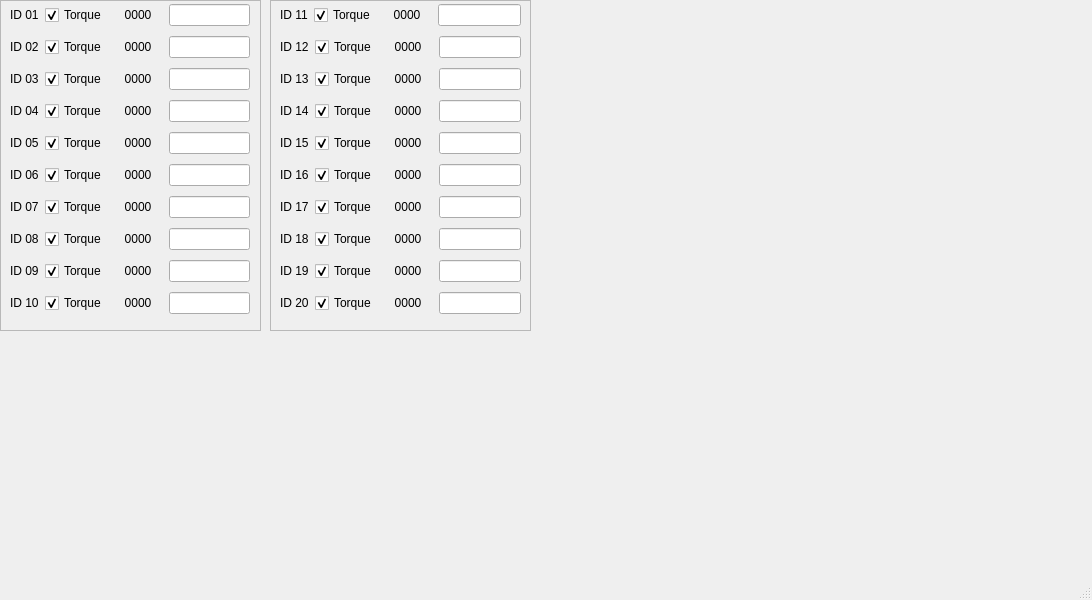
Old version of the form src/gui/src/main_window.ui in the repository RoboFEI/RoboFEI-HT_2023_SOFTWARE.
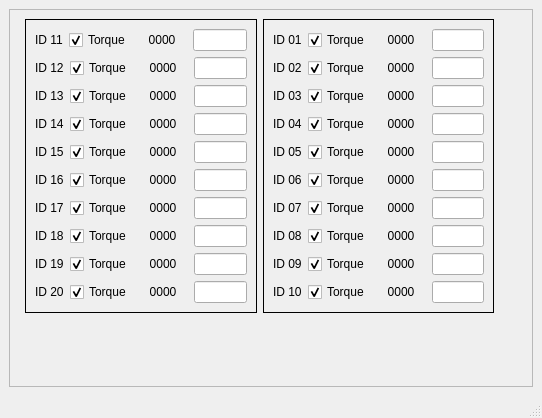
New version of the form.

The edit to the form file:
```diff
--- a/src/gui/src/main_window.ui
+++ b/src/gui/src/main_window.ui
@@ -6,541 +6,36 @@
    <rect>
     <x>0</x>
     <y>0</y>
-    <width>1092</width>
-    <height>600</height>
+    <width>542</width>
+    <height>418</height>
    </rect>
   </property>
   <property name="windowTitle">
    <string>MainWindow</string>
   </property>
   <widget class="QWidget" name="centralwidget">
-   <widget class="QFrame" name="frame_2">
-    <property name="geometry">
-     <rect>
-      <x>270</x>
-      <y>0</y>
-      <width>261</width>
-      <height>331</height>
-     </rect>
-    </property>
-    <property name="frameShape">
-     <enum>QFrame::StyledPanel</enum>
-    </property>
-    <property name="frameShadow">
-     <enum>QFrame::Raised</enum>
-    </property>
-    <widget class="QWidget" name="verticalLayoutWidget_2">
-     <property name="geometry">
-      <rect>
-       <x>10</x>
-       <y>0</y>
-       <width>241</width>
-       <height>326</height>
-      </rect>
-     </property>
-     <layout class="QVBoxLayout" name="verticalLayout_2">
-      <item>
-       <layout class="QHBoxLayout" name="horizontalLayout_11">
-        <item>
-         <widget class="QLabel" name="label_id_11">
-          <property name="text">
-           <string>ID 11</string>
-          </property>
-         </widget>
-        </item>
-        <item>
-         <widget class="QCheckBox" name="torque_id_11">
-          <property name="enabled">
-           <bool>true</bool>
-          </property>
-          <property name="text">
-           <string>Torque</string>
-          </property>
-          <property name="checked">
-           <bool>true</bool>
-          </property>
-         </widget>
-        </item>
-        <item>
-         <widget class="QLabel" name="label_11">
-          <property name="minimumSize">
-           <size>
-            <width>50</width>
-            <height>0</height>
-           </size>
-          </property>
-          <property name="layoutDirection">
-           <enum>Qt::LeftToRight</enum>
-          </property>
-          <property name="text">
-           <string>0000</string>
-          </property>
-          <property name="alignment">
-           <set>Qt::AlignCenter</set>
-          </property>
-         </widget>
-        </item>
-        <item>
-         <widget class="QLineEdit" name="pos_id_11">
-          <property name="inputMethodHints">
-           <set>Qt::ImhNone</set>
-          </property>
-          <property name="maxLength">
-           <number>4</number>
-          </property>
-         </widget>
-        </item>
-       </layout>
-      </item>
-      <item>
-       <layout class="QHBoxLayout" name="horizontalLayout_12">
-        <item>
-         <widget class="QLabel" name="label_id_12">
-          <property name="text">
-           <string>ID 12</string>
-          </property>
-         </widget>
-        </item>
-        <item>
-         <widget class="QCheckBox" name="torque_id_12">
-          <property name="text">
-           <string>Torque</string>
-          </property>
-          <property name="checked">
-           <bool>true</bool>
-          </property>
-         </widget>
-        </item>
-        <item>
-         <widget class="QLabel" name="label_12">
-          <property name="minimumSize">
-           <size>
-            <width>50</width>
-            <height>0</height>
-           </size>
-          </property>
-          <property name="layoutDirection">
-           <enum>Qt::LeftToRight</enum>
-          </property>
-          <property name="text">
-           <string>0000</string>
-          </property>
-          <property name="alignment">
-           <set>Qt::AlignCenter</set>
-          </property>
-         </widget>
-        </item>
-        <item>
-         <widget class="QLineEdit" name="pos_id_12">
-          <property name="inputMethodHints">
-           <set>Qt::ImhNone</set>
-          </property>
-         </widget>
-        </item>
-       </layout>
-      </item>
-      <item>
-       <layout class="QHBoxLayout" name="horizontalLayout_13">
-        <item>
-         <widget class="QLabel" name="label_id_13">
-          <property name="text">
-           <string>ID 13</string>
-          </property>
-         </widget>
-        </item>
-        <item>
-         <widget class="QCheckBox" name="torque_id_13">
-          <property name="text">
-           <string>Torque</string>
-          </property>
-          <property name="checked">
-           <bool>true</bool>
-          </property>
-         </widget>
-        </item>
-        <item>
-         <widget class="QLabel" name="label_13">
-          <property name="minimumSize">
-           <size>
-            <width>50</width>
-            <height>0</height>
-           </size>
-          </property>
-          <property name="layoutDirection">
-           <enum>Qt::LeftToRight</enum>
-          </property>
-          <property name="text">
-           <string>0000</string>
-          </property>
-          <property name="alignment">
-           <set>Qt::AlignCenter</set>
-          </property>
-         </widget>
-        </item>
-        <item>
-         <widget class="QLineEdit" name="pos_id_13">
-          <property name="inputMethodHints">
-           <set>Qt::ImhNone</set>
-          </property>
-         </widget>
-        </item>
-       </layout>
-      </item>
-      <item>
-       <layout class="QHBoxLayout" name="horizontalLayout_14">
-        <item>
-         <widget class="QLabel" name="label_id_14">
-          <property name="text">
-           <string>ID 14</string>
-          </property>
-         </widget>
-        </item>
-        <item>
-         <widget class="QCheckBox" name="torque_id_14">
-          <property name="text">
-           <string>Torque</string>
-          </property>
-          <property name="checked">
-           <bool>true</bool>
-          </property>
-         </widget>
-        </item>
-        <item>
-         <widget class="QLabel" name="label_14">
-          <property name="minimumSize">
-           <size>
-            <width>50</width>
-            <height>0</height>
-           </size>
-          </property>
-          <property name="layoutDirection">
-           <enum>Qt::LeftToRight</enum>
-          </property>
-          <property name="text">
-           <string>0000</string>
-          </property>
-          <property name="alignment">
-           <set>Qt::AlignCenter</set>
-          </property>
-         </widget>
-        </item>
-        <item>
-         <widget class="QLineEdit" name="pos_id_14">
-          <property name="inputMethodHints">
-           <set>Qt::ImhNone</set>
-          </property>
-         </widget>
-        </item>
-       </layout>
-      </item>
-      <item>
-       <layout class="QHBoxLayout" name="horizontalLayout_15">
-        <item>
-         <widget class="QLabel" name="label_id_15">
-          <property name="text">
-           <string>ID 15</string>
-          </property>
-         </widget>
-        </item>
-        <item>
-         <widget class="QCheckBox" name="torque_id_15">
-          <property name="text">
-           <string>Torque</string>
-          </property>
-          <property name="checked">
-           <bool>true</bool>
-          </property>
-         </widget>
-        </item>
-        <item>
-         <widget class="QLabel" name="label_15">
-          <property name="minimumSize">
-           <size>
-            <width>50</width>
-            <height>0</height>
-           </size>
-          </property>
-          <property name="layoutDirection">
-           <enum>Qt::LeftToRight</enum>
-          </property>
-          <property name="text">
-           <string>0000</string>
-          </property>
-          <property name="alignment">
-           <set>Qt::AlignCenter</set>
-          </property>
-         </widget>
-        </item>
-        <item>
-         <widget class="QLineEdit" name="pos_id_15">
-          <property name="inputMethodHints">
-           <set>Qt::ImhNone</set>
-          </property>
-         </widget>
-        </item>
-       </layout>
-      </item>
-      <item>
-       <layout class="QHBoxLayout" name="horizontalLayout_16">
-        <item>
-         <widget class="QLabel" name="label_id_16">
-          <property name="text">
-           <string>ID 16</string>
-          </property>
-         </widget>
-        </item>
-        <item>
-         <widget class="QCheckBox" name="torque_id_16">
-          <property name="text">
-           <string>Torque</string>
-          </property>
-          <property name="checked">
-           <bool>true</bool>
-          </property>
-         </widget>
-        </item>
-        <item>
-         <widget class="QLabel" name="label_16">
-          <property name="minimumSize">
-           <size>
-            <width>50</width>
-            <height>0</height>
-           </size>
-          </property>
-          <property name="layoutDirection">
-           <enum>Qt::LeftToRight</enum>
-          </property>
-          <property name="text">
-           <string>0000</string>
-          </property>
-          <property name="alignment">
-           <set>Qt::AlignCenter</set>
-          </property>
-         </widget>
-        </item>
-        <item>
-         <widget class="QLineEdit" name="pos_id_16">
-          <property name="inputMethodHints">
-           <set>Qt::ImhNone</set>
-          </property>
-         </widget>
-        </item>
-       </layout>
-      </item>
-      <item>
-       <layout class="QHBoxLayout" name="horizontalLayout_17">
-        <item>
-         <widget class="QLabel" name="label_id_17">
-          <property name="text">
-           <string>ID 17</string>
-          </property>
-         </widget>
-        </item>
-        <item>
-         <widget class="QCheckBox" name="torque_id_17">
-          <property name="text">
-           <string>Torque</string>
-          </property>
-          <property name="checked">
-           <bool>true</bool>
-          </property>
-         </widget>
-        </item>
-        <item>
-         <widget class="QLabel" name="label_17">
-          <property name="minimumSize">
-           <size>
-            <width>50</width>
-            <height>0</height>
-           </size>
-          </property>
-          <property name="layoutDirection">
-           <enum>Qt::LeftToRight</enum>
-          </property>
-          <property name="text">
-           <string>0000</string>
-          </property>
-          <property name="alignment">
-           <set>Qt::AlignCenter</set>
-          </property>
-         </widget>
-        </item>
-        <item>
-         <widget class="QLineEdit" name="pos_id_17">
-          <property name="inputMethodHints">
-           <set>Qt::ImhNone</set>
-          </property>
-         </widget>
-        </item>
-       </layout>
-      </item>
-      <item>
-       <layout class="QHBoxLayout" name="horizontalLayout_18">
-        <item>
-         <widget class="QLabel" name="label_id_18">
-          <property name="text">
-           <string>ID 18</string>
-          </property>
-         </widget>
-        </item>
-        <item>
-         <widget class="QCheckBox" name="torque_id_18">
-          <property name="text">
-           <string>Torque</string>
-          </property>
-          <property name="checked">
-           <bool>true</bool>
-          </property>
-         </widget>
-        </item>
-        <item>
-         <widget class="QLabel" name="label_18">
-          <property name="minimumSize">
-           <size>
-            <width>50</width>
-            <height>0</height>
-           </size>
-          </property>
-          <property name="layoutDirection">
-           <enum>Qt::LeftToRight</enum>
-          </property>
-          <property name="text">
-           <string>0000</string>
-          </property>
-          <property name="alignment">
-           <set>Qt::AlignCenter</set>
-          </property>
-         </widget>
-        </item>
-        <item>
-         <widget class="QLineEdit" name="pos_id_18">
-          <property name="inputMethodHints">
-           <set>Qt::ImhNone</set>
-          </property>
-         </widget>
-        </item>
-       </layout>
-      </item>
-      <item>
-       <layout class="QHBoxLayout" name="horizontalLayout_19">
-        <item>
-         <widget class="QLabel" name="label_id_19">
-          <property name="text">
-           <string>ID 19</string>
-          </property>
-         </widget>
-        </item>
-        <item>
-         <widget class="QCheckBox" name="torque_id_19">
-          <property name="text">
-           <string>Torque</string>
-          </property>
-          <property name="checked">
-           <bool>true</bool>
-          </property>
-         </widget>
-        </item>
-        <item>
-         <widget class="QLabel" name="label_19">
-          <property name="minimumSize">
-           <size>
-            <width>50</width>
-            <height>0</height>
-           </size>
-          </property>
-          <property name="layoutDirection">
-           <enum>Qt::LeftToRight</enum>
-          </property>
-          <property name="text">
-           <string>0000</string>
-          </property>
-          <property name="alignment">
-           <set>Qt::AlignCenter</set>
-          </property>
-         </widget>
-        </item>
-        <item>
-         <widget class="QLineEdit" name="pos_id_19">
-          <property name="inputMethodHints">
-           <set>Qt::ImhNone</set>
-          </property>
-         </widget>
-        </item>
-       </layout>
-      </item>
-      <item>
-       <layout class="QHBoxLayout" name="horizontalLayout_20">
-        <item>
-         <widget class="QLabel" name="label_id_20">
-          <property name="text">
-           <string>ID 20</string>
-          </property>
-         </widget>
-        </item>
-        <item>
-         <widget class="QCheckBox" name="torque_id_20">
-          <property name="text">
-           <string>Torque</string>
-          </property>
-          <property name="checked">
-           <bool>true</bool>
-          </property>
-         </widget>
-        </item>
-        <item>
-         <widget class="QLabel" name="label_20">
-          <property name="minimumSize">
-           <size>
-            <width>50</width>
-            <height>0</height>
-           </size>
-          </property>
-          <property name="layoutDirection">
-           <enum>Qt::LeftToRight</enum>
-          </property>
-          <property name="text">
-           <string>0000</string>
-          </property>
-          <property name="alignment">
-           <set>Qt::AlignCenter</set>
-          </property>
-         </widget>
-        </item>
-        <item>
-         <widget class="QLineEdit" name="pos_id_20">
-          <property name="inputMethodHints">
-           <set>Qt::ImhNone</set>
-          </property>
-         </widget>
-        </item>
-       </layout>
-      </item>
-     </layout>
-    </widget>
-   </widget>
+   <layout class="QGridLayout" name="gridLayout">
+    <item row="0" column="0">
    <widget class="QFrame" name="frame_3">
-    <property name="geometry">
-     <rect>
-      <x>0</x>
-      <y>0</y>
-      <width>261</width>
-      <height>331</height>
-     </rect>
-    </property>
     <property name="frameShape">
      <enum>QFrame::StyledPanel</enum>
     </property>
     <property name="frameShadow">
      <enum>QFrame::Raised</enum>
     </property>
-    <widget class="QWidget" name="verticalLayoutWidget">
-     <property name="geometry">
-      <rect>
-       <x>10</x>
-       <y>0</y>
-       <width>240</width>
-       <height>326</height>
-      </rect>
+      <layout class="QFormLayout" name="formLayout">
+       <item row="0" column="1">
+        <layout class="QGridLayout" name="gridLayout_2">
+         <item row="0" column="1">
+          <widget class="QFrame" name="verticalFrame">
+           <property name="maximumSize">
+            <size>
+             <width>243</width>
+             <height>329</height>
+            </size>
+           </property>
+           <property name="frameShape">
+            <enum>QFrame::Box</enum>
      </property>
      <layout class="QVBoxLayout" name="verticalLayout">
       <item>
@@ -1075,16 +570,46 @@
       </item>
      </layout>
     </widget>
-   </widget>
-   <widget class="QLabel" name="label_saida">
-    <property name="geometry">
-     <rect>
-      <x>50</x>
-      <y>440</y>
-      <width>911</width>
-      <height>25</height>
-     </rect>
-    </property>
+         </item>
+         <item row="0" column="0">
+          <widget class="QFrame" name="verticalFrame_2">
+           <property name="maximumSize">
+            <size>
+             <width>243</width>
+             <height>329</height>
+            </size>
+           </property>
+           <property name="frameShape">
+            <enum>QFrame::Box</enum>
+           </property>
+           <property name="frameShadow">
+            <enum>QFrame::Plain</enum>
+           </property>
+           <layout class="QVBoxLayout" name="verticalLayout_2">
+            <item>
+             <layout class="QHBoxLayout" name="horizontalLayout_11">
+              <item>
+               <widget class="QLabel" name="label_id_11">
+                <property name="text">
+                 <string>ID 11</string>
+                </property>
+               </widget>
+              </item>
+              <item>
+               <widget class="QCheckBox" name="torque_id_11">
+                <property name="enabled">
+                 <bool>true</bool>
+                </property>
+                <property name="text">
+                 <string>Torque</string>
+                </property>
+                <property name="checked">
+                 <bool>true</bool>
+                </property>
+               </widget>
+              </item>
+              <item>
+               <widget class="QLabel" name="label_11">
     <property name="minimumSize">
      <size>
       <width>50</width>
@@ -1095,12 +620,470 @@
      <enum>Qt::LeftToRight</enum>
     </property>
     <property name="text">
-     <string/>
+                 <string>0000</string>
     </property>
     <property name="alignment">
      <set>Qt::AlignCenter</set>
     </property>
    </widget>
+              </item>
+              <item>
+               <widget class="QLineEdit" name="pos_id_11">
+                <property name="inputMethodHints">
+                 <set>Qt::ImhNone</set>
+                </property>
+                <property name="maxLength">
+                 <number>4</number>
+                </property>
+               </widget>
+              </item>
+             </layout>
+            </item>
+            <item>
+             <layout class="QHBoxLayout" name="horizontalLayout_12">
+              <item>
+               <widget class="QLabel" name="label_id_12">
+                <property name="text">
+                 <string>ID 12</string>
+                </property>
+               </widget>
+              </item>
+              <item>
+               <widget class="QCheckBox" name="torque_id_12">
+                <property name="text">
+                 <string>Torque</string>
+                </property>
+                <property name="checked">
+                 <bool>true</bool>
+                </property>
+               </widget>
+              </item>
+              <item>
+               <widget class="QLabel" name="label_12">
+                <property name="minimumSize">
+                 <size>
+                  <width>50</width>
+                  <height>0</height>
+                 </size>
+                </property>
+                <property name="layoutDirection">
+                 <enum>Qt::LeftToRight</enum>
+                </property>
+                <property name="text">
+                 <string>0000</string>
+                </property>
+                <property name="alignment">
+                 <set>Qt::AlignCenter</set>
+                </property>
+               </widget>
+              </item>
+              <item>
+               <widget class="QLineEdit" name="pos_id_12">
+                <property name="inputMethodHints">
+                 <set>Qt::ImhNone</set>
+                </property>
+               </widget>
+              </item>
+             </layout>
+            </item>
+            <item>
+             <layout class="QHBoxLayout" name="horizontalLayout_13">
+              <item>
+               <widget class="QLabel" name="label_id_13">
+                <property name="text">
+                 <string>ID 13</string>
+                </property>
+               </widget>
+              </item>
+              <item>
+               <widget class="QCheckBox" name="torque_id_13">
+                <property name="text">
+                 <string>Torque</string>
+                </property>
+                <property name="checked">
+                 <bool>true</bool>
+                </property>
+               </widget>
+              </item>
+              <item>
+               <widget class="QLabel" name="label_13">
+                <property name="minimumSize">
+                 <size>
+                  <width>50</width>
+                  <height>0</height>
+                 </size>
+                </property>
+                <property name="layoutDirection">
+                 <enum>Qt::LeftToRight</enum>
+                </property>
+                <property name="text">
+                 <string>0000</string>
+                </property>
+                <property name="alignment">
+                 <set>Qt::AlignCenter</set>
+                </property>
+               </widget>
+              </item>
+              <item>
+               <widget class="QLineEdit" name="pos_id_13">
+                <property name="inputMethodHints">
+                 <set>Qt::ImhNone</set>
+                </property>
+               </widget>
+              </item>
+             </layout>
+            </item>
+            <item>
+             <layout class="QHBoxLayout" name="horizontalLayout_14">
+              <item>
+               <widget class="QLabel" name="label_id_14">
+                <property name="text">
+                 <string>ID 14</string>
+                </property>
+               </widget>
+              </item>
+              <item>
+               <widget class="QCheckBox" name="torque_id_14">
+                <property name="text">
+                 <string>Torque</string>
+                </property>
+                <property name="checked">
+                 <bool>true</bool>
+                </property>
+               </widget>
+              </item>
+              <item>
+               <widget class="QLabel" name="label_14">
+                <property name="minimumSize">
+                 <size>
+                  <width>50</width>
+                  <height>0</height>
+                 </size>
+                </property>
+                <property name="layoutDirection">
+                 <enum>Qt::LeftToRight</enum>
+                </property>
+                <property name="text">
+                 <string>0000</string>
+                </property>
+                <property name="alignment">
+                 <set>Qt::AlignCenter</set>
+                </property>
+               </widget>
+              </item>
+              <item>
+               <widget class="QLineEdit" name="pos_id_14">
+                <property name="inputMethodHints">
+                 <set>Qt::ImhNone</set>
+                </property>
+               </widget>
+              </item>
+             </layout>
+            </item>
+            <item>
+             <layout class="QHBoxLayout" name="horizontalLayout_15">
+              <item>
+               <widget class="QLabel" name="label_id_15">
+                <property name="text">
+                 <string>ID 15</string>
+                </property>
+               </widget>
+              </item>
+              <item>
+               <widget class="QCheckBox" name="torque_id_15">
+                <property name="text">
+                 <string>Torque</string>
+                </property>
+                <property name="checked">
+                 <bool>true</bool>
+                </property>
+               </widget>
+              </item>
+              <item>
+               <widget class="QLabel" name="label_15">
+                <property name="minimumSize">
+                 <size>
+                  <width>50</width>
+                  <height>0</height>
+                 </size>
+                </property>
+                <property name="layoutDirection">
+                 <enum>Qt::LeftToRight</enum>
+                </property>
+                <property name="text">
+                 <string>0000</string>
+                </property>
+                <property name="alignment">
+                 <set>Qt::AlignCenter</set>
+                </property>
+               </widget>
+              </item>
+              <item>
+               <widget class="QLineEdit" name="pos_id_15">
+                <property name="inputMethodHints">
+                 <set>Qt::ImhNone</set>
+                </property>
+               </widget>
+              </item>
+             </layout>
+            </item>
+            <item>
+             <layout class="QHBoxLayout" name="horizontalLayout_16">
+              <item>
+               <widget class="QLabel" name="label_id_16">
+                <property name="text">
+                 <string>ID 16</string>
+                </property>
+               </widget>
+              </item>
+              <item>
+               <widget class="QCheckBox" name="torque_id_16">
+                <property name="text">
+                 <string>Torque</string>
+                </property>
+                <property name="checked">
+                 <bool>true</bool>
+                </property>
+               </widget>
+              </item>
+              <item>
+               <widget class="QLabel" name="label_16">
+                <property name="minimumSize">
+                 <size>
+                  <width>50</width>
+                  <height>0</height>
+                 </size>
+                </property>
+                <property name="layoutDirection">
+                 <enum>Qt::LeftToRight</enum>
+                </property>
+                <property name="text">
+                 <string>0000</string>
+                </property>
+                <property name="alignment">
+                 <set>Qt::AlignCenter</set>
+                </property>
+               </widget>
+              </item>
+              <item>
+               <widget class="QLineEdit" name="pos_id_16">
+                <property name="inputMethodHints">
+                 <set>Qt::ImhNone</set>
+                </property>
+               </widget>
+              </item>
+             </layout>
+            </item>
+            <item>
+             <layout class="QHBoxLayout" name="horizontalLayout_17">
+              <item>
+               <widget class="QLabel" name="label_id_17">
+                <property name="text">
+                 <string>ID 17</string>
+                </property>
+               </widget>
+              </item>
+              <item>
+               <widget class="QCheckBox" name="torque_id_17">
+                <property name="text">
+                 <string>Torque</string>
+                </property>
+                <property name="checked">
+                 <bool>true</bool>
+                </property>
+               </widget>
+              </item>
+              <item>
+               <widget class="QLabel" name="label_17">
+                <property name="minimumSize">
+                 <size>
+                  <width>50</width>
+                  <height>0</height>
+                 </size>
+                </property>
+                <property name="layoutDirection">
+                 <enum>Qt::LeftToRight</enum>
+                </property>
+                <property name="text">
+                 <string>0000</string>
+                </property>
+                <property name="alignment">
+                 <set>Qt::AlignCenter</set>
+                </property>
+               </widget>
+              </item>
+              <item>
+               <widget class="QLineEdit" name="pos_id_17">
+                <property name="inputMethodHints">
+                 <set>Qt::ImhNone</set>
+                </property>
+               </widget>
+              </item>
+             </layout>
+            </item>
+            <item>
+             <layout class="QHBoxLayout" name="horizontalLayout_18">
+              <item>
+               <widget class="QLabel" name="label_id_18">
+                <property name="text">
+                 <string>ID 18</string>
+                </property>
+               </widget>
+              </item>
+              <item>
+               <widget class="QCheckBox" name="torque_id_18">
+                <property name="text">
+                 <string>Torque</string>
+                </property>
+                <property name="checked">
+                 <bool>true</bool>
+                </property>
+               </widget>
+              </item>
+              <item>
+               <widget class="QLabel" name="label_18">
+                <property name="minimumSize">
+                 <size>
+                  <width>50</width>
+                  <height>0</height>
+                 </size>
+                </property>
+                <property name="layoutDirection">
+                 <enum>Qt::LeftToRight</enum>
+                </property>
+                <property name="text">
+                 <string>0000</string>
+                </property>
+                <property name="alignment">
+                 <set>Qt::AlignCenter</set>
+                </property>
+               </widget>
+              </item>
+              <item>
+               <widget class="QLineEdit" name="pos_id_18">
+                <property name="inputMethodHints">
+                 <set>Qt::ImhNone</set>
+                </property>
+               </widget>
+              </item>
+             </layout>
+            </item>
+            <item>
+             <layout class="QHBoxLayout" name="horizontalLayout_19">
+              <item>
+               <widget class="QLabel" name="label_id_19">
+                <property name="text">
+                 <string>ID 19</string>
+                </property>
+               </widget>
+              </item>
+              <item>
+               <widget class="QCheckBox" name="torque_id_19">
+                <property name="text">
+                 <string>Torque</string>
+                </property>
+                <property name="checked">
+                 <bool>true</bool>
+                </property>
+               </widget>
+              </item>
+              <item>
+               <widget class="QLabel" name="label_19">
+                <property name="minimumSize">
+                 <size>
+                  <width>50</width>
+                  <height>0</height>
+                 </size>
+                </property>
+                <property name="layoutDirection">
+                 <enum>Qt::LeftToRight</enum>
+                </property>
+                <property name="text">
+                 <string>0000</string>
+                </property>
+                <property name="alignment">
+                 <set>Qt::AlignCenter</set>
+                </property>
+               </widget>
+              </item>
+              <item>
+               <widget class="QLineEdit" name="pos_id_19">
+                <property name="inputMethodHints">
+                 <set>Qt::ImhNone</set>
+                </property>
+               </widget>
+              </item>
+             </layout>
+            </item>
+            <item>
+             <layout class="QHBoxLayout" name="horizontalLayout_20">
+              <item>
+               <widget class="QLabel" name="label_id_20">
+                <property name="text">
+                 <string>ID 20</string>
+                </property>
+               </widget>
+              </item>
+              <item>
+               <widget class="QCheckBox" name="torque_id_20">
+                <property name="text">
+                 <string>Torque</string>
+                </property>
+                <property name="checked">
+                 <bool>true</bool>
+                </property>
+               </widget>
+              </item>
+              <item>
+               <widget class="QLabel" name="label_20">
+                <property name="minimumSize">
+                 <size>
+                  <width>50</width>
+                  <height>0</height>
+                 </size>
+                </property>
+                <property name="layoutDirection">
+                 <enum>Qt::LeftToRight</enum>
+                </property>
+                <property name="text">
+                 <string>0000</string>
+                </property>
+                <property name="alignment">
+                 <set>Qt::AlignCenter</set>
+                </property>
+               </widget>
+              </item>
+              <item>
+               <widget class="QLineEdit" name="pos_id_20">
+                <property name="inputMethodHints">
+                 <set>Qt::ImhNone</set>
+                </property>
+               </widget>
+              </item>
+             </layout>
+            </item>
+           </layout>
+          </widget>
+         </item>
+         <item row="0" column="2">
+          <spacer name="horizontalSpacer">
+           <property name="orientation">
+            <enum>Qt::Horizontal</enum>
+           </property>
+           <property name="sizeHint" stdset="0">
+            <size>
+             <width>40</width>
+             <height>20</height>
+            </size>
+           </property>
+          </spacer>
+         </item>
+        </layout>
+       </item>
+      </layout>
+     </widget>
+    </item>
+   </layout>
   </widget>
   <widget class="QMenuBar" name="menubar">
    <property name="geometry">
```
Left out of the diff: 2 changed lines with no effect on the pictures. Lines whose indentation alone changed are shown as unchanged.
